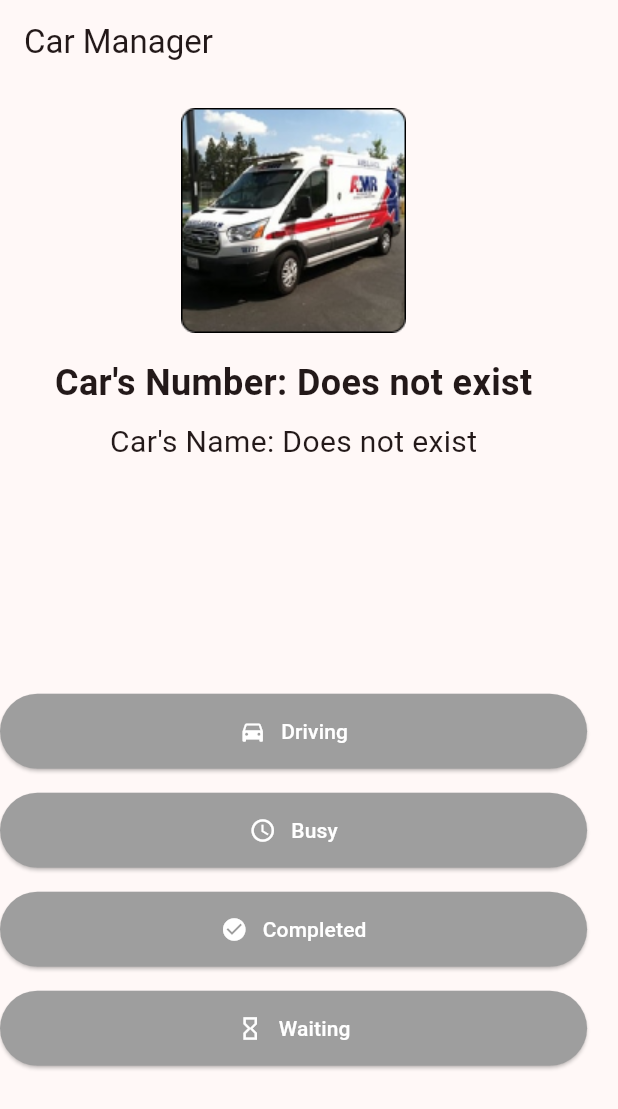
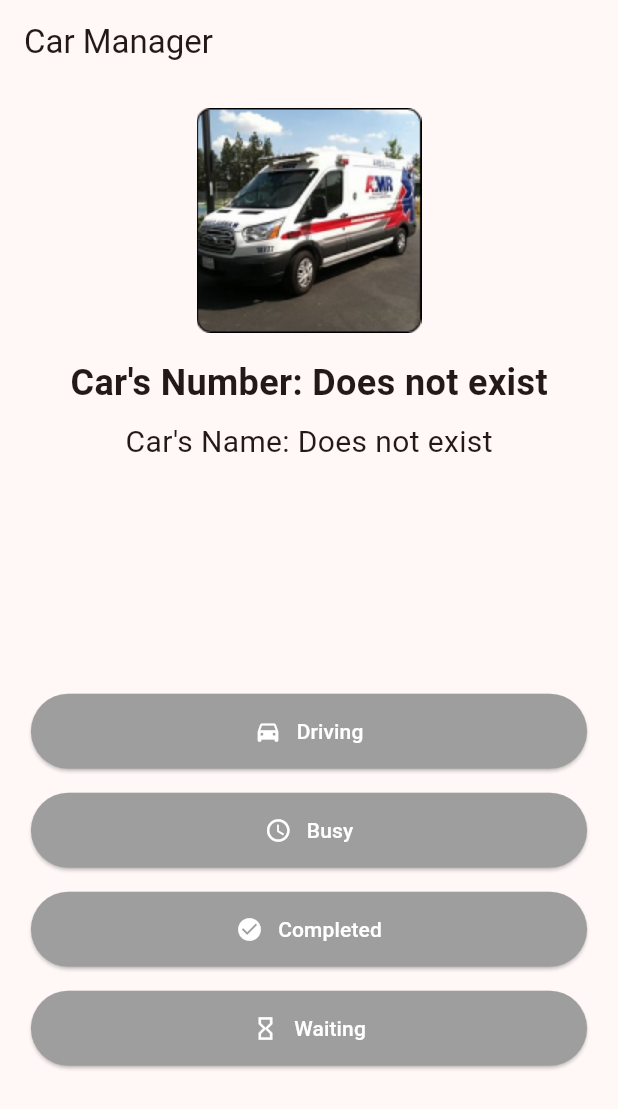
Before and after one commit to dat13298/esavior_techwiz, a Flutter app: the CarManagerScreen screen opened directly with empty values, on a phone screen of 412 x 824 dp. Shown: the top 1109 px of the screen. Run offline on Flutter 3.47's test engine with Material 3 defaults, Android fonts, the phone set to English and light mode, and no system bars; our stand-ins replace audioplayers, cloud_firestore, firebase_core, firebase_database, flutter_map, geolocator and 2 more; missing offline and left inert: bcrypt; accounts and stored records are empty.

Commit message:
fix UI and update status car

```diff
--- a/lib/views/driver/car_manager_screen.dart
+++ b/lib/views/driver/car_manager_screen.dart
@@ -14,7 +14,7 @@ class CarManagerScreen extends StatefulWidget {
 
 class _CarManagerScreenState extends State<CarManagerScreen> {
   List<Car> _cars = [];
-  String? _selectedStatus;
+  String? _selectedStatus; // Lưu trữ trạng thái được chọn
   bool _isLoading = true;
 
   @override
@@ -23,7 +23,6 @@ class _CarManagerScreenState extends State<CarManagerScreen> {
     _fetchCars();
   }
 
-
   Future<void> _fetchCars() async {
     try {
       List<Car> cars = await CityService().getCarByDriverPhoneNumber(widget.account.phoneNumber);
@@ -31,6 +30,10 @@ class _CarManagerScreenState extends State<CarManagerScreen> {
         print("No cars found for phone: ${widget.account.phoneNumber}");
       } else {
         print("Found cars: $cars");
+        // Lấy status của xe đầu tiên và đặt làm selected status
+        setState(() {
+          _selectedStatus = cars[0].status; // Cập nhật trạng thái xe
+        });
       }
       setState(() {
         _cars = cars;
@@ -98,22 +101,24 @@ class _CarManagerScreenState extends State<CarManagerScreen> {
   }
 
   Widget _buildStatusButton(String status, Color color, IconData icon) {
-    bool isSelected = _selectedStatus == status;
+    bool isSelected = _selectedStatus?.toLowerCase() == status.toLowerCase(); // So sánh trạng thái hiện tại với trạng thái của xe
 
-    return SizedBox(
-      width: MediaQuery.of(context).size.width * 0.95, // Chiếm khoảng 95% chiều ngang
+    return Center(
+      child: SizedBox(
+        width: MediaQuery.of(context).size.width * 0.9, // Đảm bảo các nút có cùng kích thước
         child: ElevatedButton(
           style: ElevatedButton.styleFrom(
-          backgroundColor: isSelected ? color : Colors.grey,
-          padding: const EdgeInsets.symmetric(vertical: 15),
+            backgroundColor: isSelected ? color : Colors.grey, // Thay đổi màu nếu được chọn
+            padding: const EdgeInsets.symmetric(vertical: 15), // Điều chỉnh độ dày của nút
           ),
           onPressed: () {
+            CityService().updateCarStatus(widget.account.phoneNumber, status);
             setState(() {
-            _selectedStatus = status;
+              _selectedStatus = status; // Cập nhật trạng thái khi nhấn nút
             });
           },
           child: Row(
-          mainAxisAlignment: MainAxisAlignment.center,
+            mainAxisAlignment: MainAxisAlignment.center, // Căn giữa nội dung trong nút
             children: [
               Icon(icon, color: Colors.white),
               const SizedBox(width: 10),
@@ -124,6 +129,24 @@ class _CarManagerScreenState extends State<CarManagerScreen> {
             ],
           ),
         ),
+      ),
     );
   }
+
+  // Hàm cập nhật trạng thái xe
+  // Future<void> _updateCarStatus(String newStatus) async {
+  //   if (_cars.isNotEmpty) {
+  //     try {
+  //       Car carToUpdate = _cars[0]; // Lấy xe đầu tiên (hoặc tùy chỉnh theo ý muốn)
+  //       carToUpdate.status = newStatus; // Cập nhật trạng thái mới
+  //
+  //       // Gọi hàm cập nhật trong CityService (hoặc service tương ứng)
+  //       await CityService().updateCarStatus(carToUpdate);
+  //
+  //       print("Car status updated to $newStatus");
+  //     } catch (e) {
+  //       print("Error updating car status: $e");
+  //     }
+  //   }
+  // }
 }
```
Lines whose indentation alone changed are shown as unchanged.
